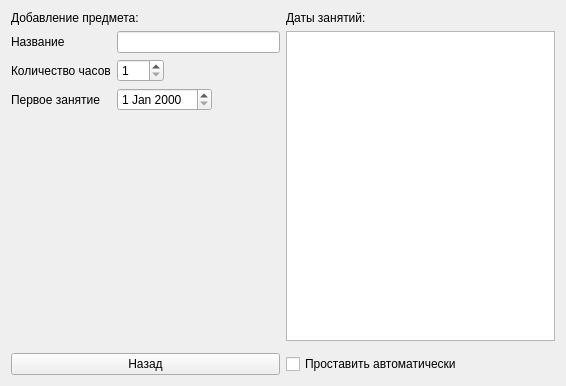
Above: EditSubject.ui from sarum9in/Schedule before the change. Below: the same form after it.
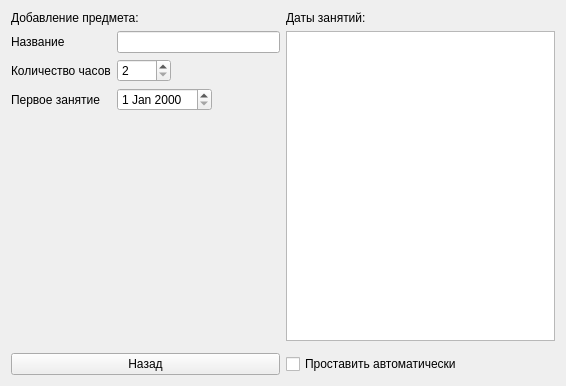
That is the form after the change.

Diff of the .ui file:
```diff
--- a/EditSubject.ui
+++ b/EditSubject.ui
@@ -39,10 +39,13 @@
      <item row="1" column="1">
       <widget class="QSpinBox" name="hourCount">
        <property name="minimum">
-        <number>1</number>
+        <number>2</number>
        </property>
        <property name="maximum">
-        <number>999</number>
+        <number>1000</number>
+       </property>
+       <property name="singleStep">
+        <number>2</number>
        </property>
       </widget>
      </item>
```
Left out of the diff: 34 changed lines with no effect on the pictures.
